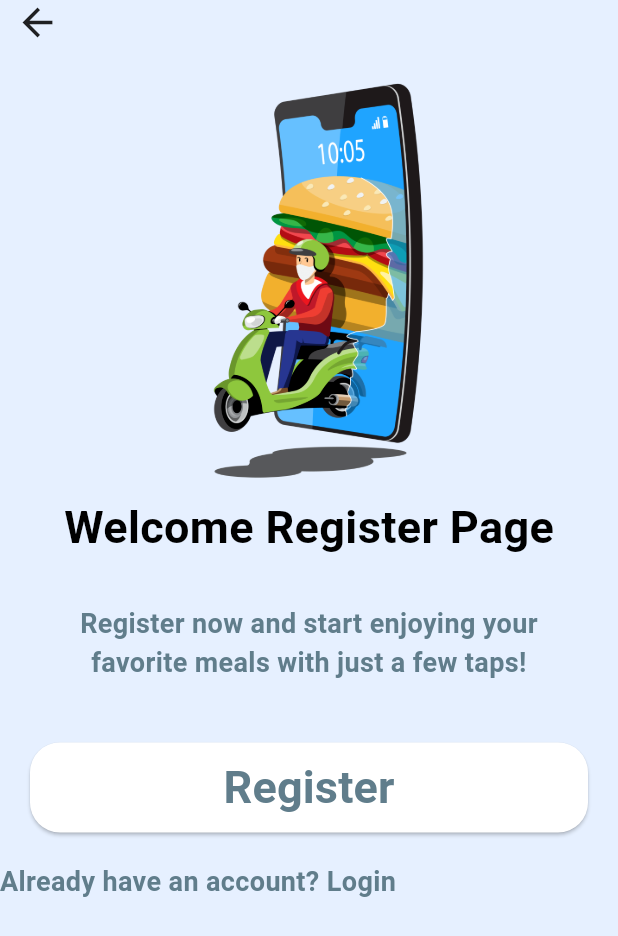
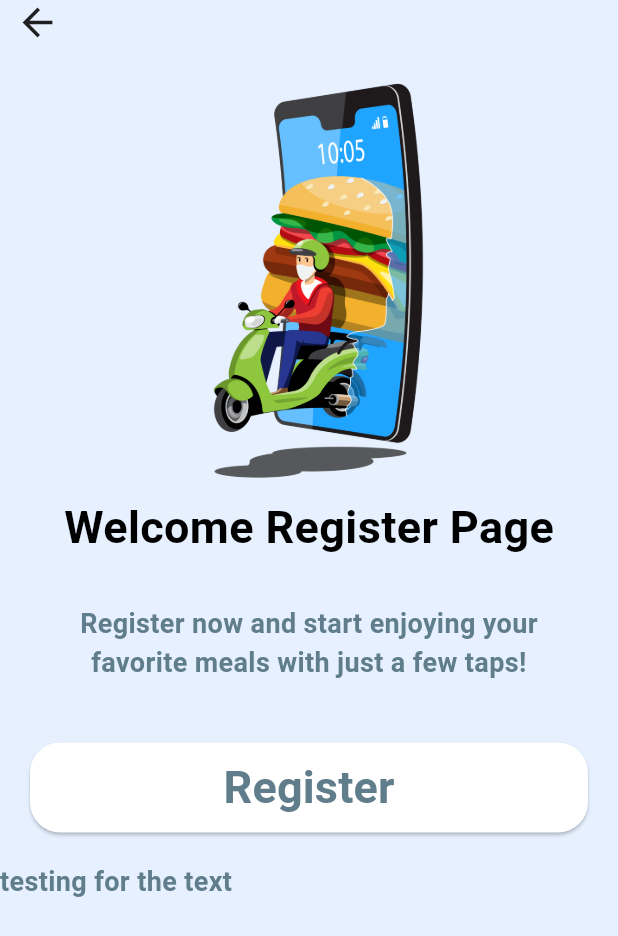
Before and after one commit to lixiuwen168-dev/flutter-cicd-project, a Flutter app: the RegisterPage screen opened directly, on a phone screen of 412 x 824 dp. Shown: the top 936 px of the screen. Run offline on Flutter 3.47's test engine with Material 3 defaults, Android fonts, the phone set to English and light mode, and no system bars; our stand-ins replace google_fonts; network calls fail.

Commit message:
testing_1

```diff
--- a/lib/pages/onbaording/register_page.dart
+++ b/lib/pages/onbaording/register_page.dart
@@ -46,6 +46,7 @@ class _RegisterPage extends State<RegisterPage> {
             Container(
               margin: EdgeInsets.only(left: 20, right: 20),
               child: Column(
+
                 crossAxisAlignment: CrossAxisAlignment.center,
                 children: [
                   Text(
@@ -90,7 +91,7 @@ class _RegisterPage extends State<RegisterPage> {
             SizedBox(height: 20),
             Text(
               textAlign: TextAlign.center,
-              "Already have an account? Login",
+              "testing for the text",
               style: TextStyle(
                 color: Colors.blueGrey,
                 fontSize: 18,
```
